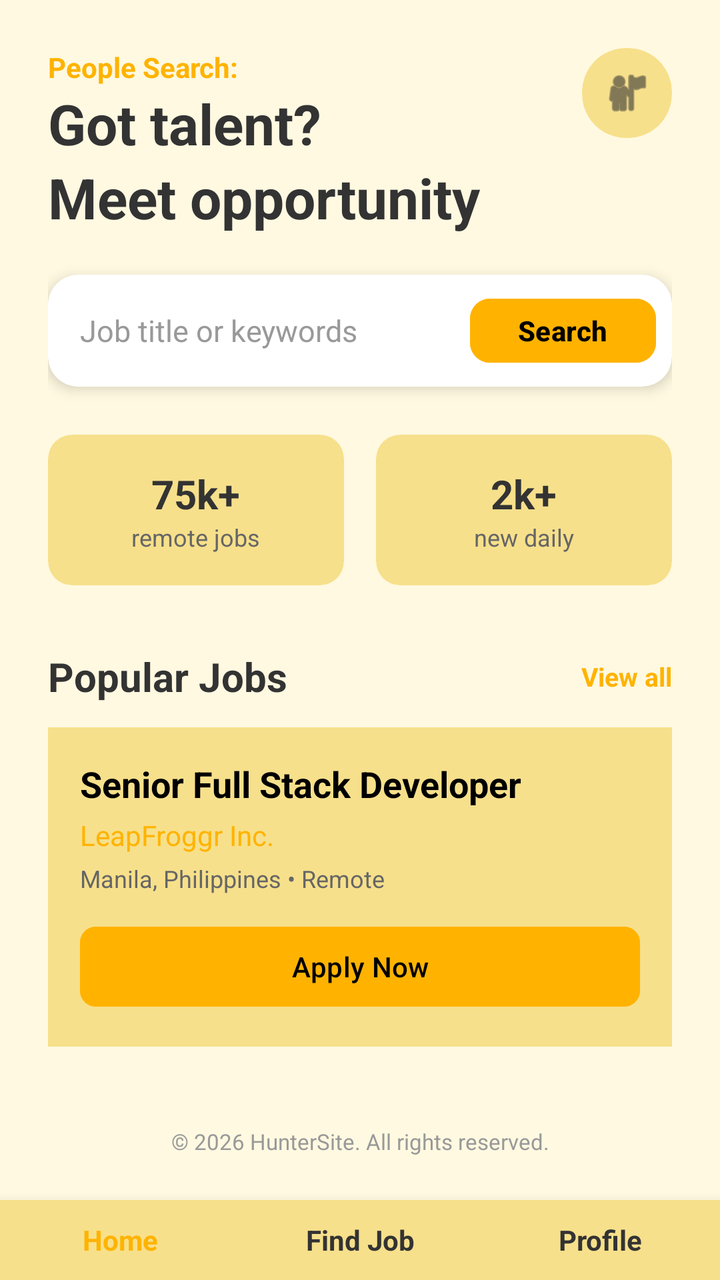
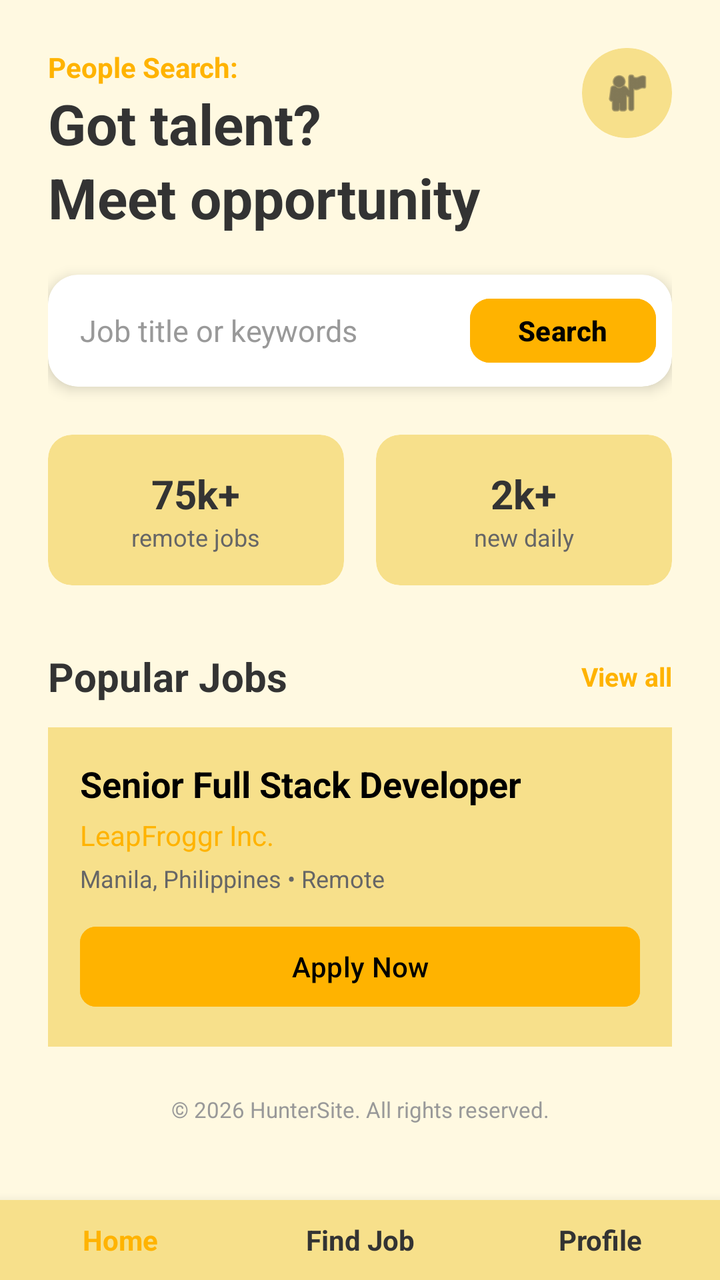

Two renders of the same Android screen: before a commit and after it. Below are the layout's source before the change and the commit's diff.
<!-- AndroidManifest.xml: application theme Theme.HunterSite -->
<!-- res/layout/dashboard.xml -->
<?xml version="1.0" encoding="utf-8"?>
<RelativeLayout xmlns:android="http://schemas.android.com/apk/res/android"
    xmlns:app="http://schemas.android.com/apk/res-auto"
    android:layout_width="match_parent"
    android:layout_height="match_parent"
    android:background="#FFF9E1">

    <ScrollView
        android:layout_width="match_parent"
        android:layout_height="match_parent"
        android:layout_above="@id/bottomNavigation"
        android:scrollbars="none">

        <LinearLayout
            android:layout_width="match_parent"
            android:layout_height="wrap_content"
            android:orientation="vertical"
            android:padding="24dp">

            <RelativeLayout
                android:layout_width="match_parent"
                android:layout_height="wrap_content"
                android:layout_marginBottom="20dp">

                <LinearLayout
                    android:layout_width="wrap_content"
                    android:layout_height="wrap_content"
                    android:orientation="vertical">
                    <TextView
                        android:layout_width="wrap_content"
                        android:layout_height="wrap_content"
                        android:text="People Search:"
                        android:textColor="#FFB300"
                        android:textSize="14sp"
                        android:textStyle="bold" />
                    <TextView
                        android:layout_width="wrap_content"
                        android:layout_height="wrap_content"
                        android:text="Got talent?\nMeet opportunity"
                        android:textColor="#333333"
                        android:textSize="28sp"
                        android:textStyle="bold"
                        android:lineSpacingExtra="4dp"/>
                </LinearLayout>

                <androidx.cardview.widget.CardView
                    android:layout_width="45dp"
                    android:layout_height="45dp"
                    android:layout_alignParentEnd="true"
                    app:cardCornerRadius="22dp"
                    app:cardBackgroundColor="#F7E08B"
                    app:cardElevation="0dp">
                    <ImageView
                        android:layout_width="match_parent"
                        android:layout_height="match_parent"
                        android:padding="10dp"
                        android:src="@android:drawable/ic_menu_myplaces"
                        app:tint="#333333"/>
                </androidx.cardview.widget.CardView>
            </RelativeLayout>

            <androidx.cardview.widget.CardView
                android:layout_width="match_parent"
                android:layout_height="wrap_content"
                app:cardCornerRadius="15dp"
                app:cardElevation="4dp"
                android:layout_marginBottom="24dp">

                <LinearLayout
                    android:layout_width="match_parent"
                    android:layout_height="56dp"
                    android:orientation="horizontal"
                    android:gravity="center_vertical"
                    android:paddingStart="16dp"
                    android:paddingEnd="8dp">

                    <EditText
                        android:layout_width="0dp"
                        android:layout_height="wrap_content"
                        android:layout_weight="1"
                        android:hint="Job title or keywords"
                        android:background="@android:color/transparent"
                        android:textSize="15sp"
                        android:textColorHint="#999999"/>

                    <Button
                        android:layout_width="wrap_content"
                        android:layout_height="40dp"
                        android:text="Search"
                        android:textAllCaps="false"
                        android:backgroundTint="#FFB300"
                        android:textColor="#000000"
                        android:textStyle="bold"
                        app:cornerRadius="10dp"/>
                </LinearLayout>
            </androidx.cardview.widget.CardView>

            <LinearLayout
                android:layout_width="match_parent"
                android:layout_height="wrap_content"
                android:orientation="horizontal"
                android:weightSum="2"
                android:layout_marginBottom="32dp">

                <androidx.cardview.widget.CardView
                    android:layout_width="0dp"
                    android:layout_height="wrap_content"
                    android:layout_weight="1"
                    android:layout_marginEnd="8dp"
                    app:cardBackgroundColor="#F7E08B"
                    app:cardCornerRadius="12dp"
                    app:cardElevation="0dp">
                    <LinearLayout
                        android:layout_width="match_parent"
                        android:layout_height="wrap_content"
                        android:orientation="vertical"
                        android:padding="16dp"
                        android:gravity="center">
                        <TextView
                            android:layout_width="wrap_content"
                            android:layout_height="wrap_content"
                            android:text="75k+"
                            android:textSize="20sp"
                            android:textStyle="bold"
                            android:textColor="#333333"/>
                        <TextView
                            android:layout_width="wrap_content"
                            android:layout_height="wrap_content"
                            android:text="remote jobs"
                            android:textSize="12sp"
                            android:textColor="#666666"/>
                    </LinearLayout>
                </androidx.cardview.widget.CardView>

                <androidx.cardview.widget.CardView
                    android:layout_width="0dp"
                    android:layout_height="wrap_content"
                    android:layout_weight="1"
                    android:layout_marginStart="8dp"
                    app:cardBackgroundColor="#F7E08B"
                    app:cardCornerRadius="12dp"
                    app:cardElevation="0dp">
                    <LinearLayout
                        android:layout_width="match_parent"
                        android:layout_height="wrap_content"
                        android:orientation="vertical"
                        android:padding="16dp"
                        android:gravity="center">
                        <TextView
                            android:layout_width="wrap_content"
                            android:layout_height="wrap_content"
                            android:text="2k+"
                            android:textSize="20sp"
                            android:textStyle="bold"
                            android:textColor="#333333"/>
                        <TextView
                            android:layout_width="wrap_content"
                            android:layout_height="wrap_content"
                            android:text="new daily"
                            android:textSize="12sp"
                            android:textColor="#666666"/>
                    </LinearLayout>
                </androidx.cardview.widget.CardView>
            </LinearLayout>

            <RelativeLayout
                android:layout_width="match_parent"
                android:layout_height="wrap_content"
                android:layout_marginBottom="12dp">
                <TextView
                    android:layout_width="wrap_content"
                    android:layout_height="wrap_content"
                    android:text="Popular Jobs"
                    android:textSize="20sp"
                    android:textStyle="bold"
                    android:textColor="#333333"/>
                <TextView
                    android:id="@+id/tvViewAllJobs"
                    android:layout_width="wrap_content"
                    android:layout_height="wrap_content"
                    android:layout_alignParentEnd="true"
                    android:layout_centerVertical="true"
                    android:text="View all"
                    android:textColor="#FFB300"
                    android:textStyle="bold"
                    android:textSize="13sp"
                    android:clickable="true"
                    android:focusable="true"/>
            </RelativeLayout>

            <LinearLayout
                android:layout_width="match_parent"
                android:layout_height="wrap_content"
                android:orientation="vertical"
                android:padding="16dp"
                android:background="#F7E08B">
                <TextView android:layout_width="wrap_content" android:layout_height="wrap_content" android:text="Senior Full Stack Developer" android:textColor="#000000" android:textSize="18sp" android:textStyle="bold" />
                <TextView android:layout_width="wrap_content" android:layout_height="wrap_content" android:text="LeapFroggr Inc." android:textColor="#FFB300" android:textSize="14sp" android:layout_marginTop="4dp"/>
                <TextView android:layout_width="wrap_content" android:layout_height="wrap_content" android:text="Manila, Philippines • Remote" android:textColor="#666666" android:textSize="12sp" android:layout_marginTop="4dp"/>
                <Button android:id="@+id/btnApply1" android:layout_width="match_parent" android:layout_height="wrap_content" android:text="Apply Now" android:layout_marginTop="12dp" android:backgroundTint="#FFB300" android:textColor="#000000" android:textAllCaps="false" app:cornerRadius="8dp"/>
            </LinearLayout>



            <androidx.cardview.widget.CardView
                android:layout_width="match_parent"
                android:layout_height="wrap_content"
                android:layout_marginBottom="16dp"
                app:cardCornerRadius="16dp"
                app:cardElevation="2dp">


            </androidx.cardview.widget.CardView>

            <TextView
                android:layout_width="match_parent"
                android:layout_height="wrap_content"
                android:gravity="center"
                android:padding="24dp"
                android:text="© 2026 HunterSite. All rights reserved."
                android:textColor="#999999"
                android:textSize="11sp" />

        </LinearLayout>


    </ScrollView>

    <LinearLayout
        android:id="@+id/bottomNavigation"
        android:layout_width="match_parent"
        android:layout_height="40dp"
        android:layout_alignParentBottom="true"
        android:background="#F7E08B"
        android:orientation="horizontal"
        android:weightSum="3"
        android:elevation="10dp">

        <TextView
            android:id="@+id/navHome"
            android:layout_width="0dp"
            android:layout_height="match_parent"
            android:layout_weight="1"
            android:gravity="center"
            android:text="Home"
            android:textColor="#FFB300"
            android:textStyle="bold" />

        <TextView
            android:id="@+id/navFindJob"
            android:layout_width="0dp"
            android:layout_height="match_parent"
            android:layout_weight="1"
            android:gravity="center"
            android:text="Find Job"
            android:textColor="#333333"
            android:textStyle="bold" />

        <TextView
            android:id="@+id/navProfile"
            android:layout_width="0dp"
            android:layout_height="match_parent"
            android:layout_weight="1"
            android:gravity="center"
            android:text="Profile"
            android:textColor="#333333"
            android:textStyle="bold" />
    </LinearLayout>

</RelativeLayout>
<!-- resources referenced by this layout -->
<resources>
  <style name="Theme.HunterSite" parent="Base.Theme.HunterSite" />
  <style name="Base.Theme.HunterSite" parent="Theme.Material3.DayNight.NoActionBar">
          
          
      </style>
</resources>

<!-- the commit's change to res/layout/dashboard.xml (unified diff, before → after) -->
@@ -75,6 +75,7 @@
                     android:paddingEnd="8dp">
 
                     <EditText
+                        android:id="@+id/etSearchQuery"
                         android:layout_width="0dp"
                         android:layout_height="wrap_content"
                         android:layout_weight="1"
@@ -84,6 +85,7 @@
                         android:textColorHint="#999999"/>
 
                     <Button
+                        android:id="@+id/btnSearch"
                         android:layout_width="wrap_content"
                         android:layout_height="40dp"
                         android:text="Search"
@@ -194,23 +196,27 @@
                 android:orientation="vertical"
                 android:padding="16dp"
                 android:background="#F7E08B">
-                <TextView android:layout_width="wrap_content" android:layout_height="wrap_content" android:text="Senior Full Stack Developer" android:textColor="#000000" android:textSize="18sp" android:textStyle="bold" />
+                <TextView
+                    android:id="@+id/jobTitle1"
+                    android:layout_width="wrap_content"
+                    android:layout_height="wrap_content"
+                    android:text="Senior Full Stack Developer"
+                    android:textColor="#000000"
+                    android:textSize="18sp"
+                    android:textStyle="bold" />
                 <TextView android:layout_width="wrap_content" android:layout_height="wrap_content" android:text="LeapFroggr Inc." android:textColor="#FFB300" android:textSize="14sp" android:layout_marginTop="4dp"/>
                 <TextView android:layout_width="wrap_content" android:layout_height="wrap_content" android:text="Manila, Philippines • Remote" android:textColor="#666666" android:textSize="12sp" android:layout_marginTop="4dp"/>
-                <Button android:id="@+id/btnApply1" android:layout_width="match_parent" android:layout_height="wrap_content" android:text="Apply Now" android:layout_marginTop="12dp" android:backgroundTint="#FFB300" android:textColor="#000000" android:textAllCaps="false" app:cornerRadius="8dp"/>
+                <Button
+                    android:id="@+id/btnApply1"
+                    android:layout_width="match_parent"
+                    android:layout_height="wrap_content"
+                    android:text="Apply Now"
+                    android:layout_marginTop="12dp"
+                    android:backgroundTint="#FFB300"
+                    android:textColor="#000000"
+                    android:textAllCaps="false"
+                    app:cornerRadius="8dp"/>
             </LinearLayout>
-
-
-
-            <androidx.cardview.widget.CardView
-                android:layout_width="match_parent"
-                android:layout_height="wrap_content"
-                android:layout_marginBottom="16dp"
-                app:cardCornerRadius="16dp"
-                app:cardElevation="2dp">
-
-
-            </androidx.cardview.widget.CardView>
 
             <TextView
                 android:layout_width="match_parent"
@@ -222,8 +228,6 @@
                 android:textSize="11sp" />
 
         </LinearLayout>
-
-
     </ScrollView>
 
     <LinearLayout
